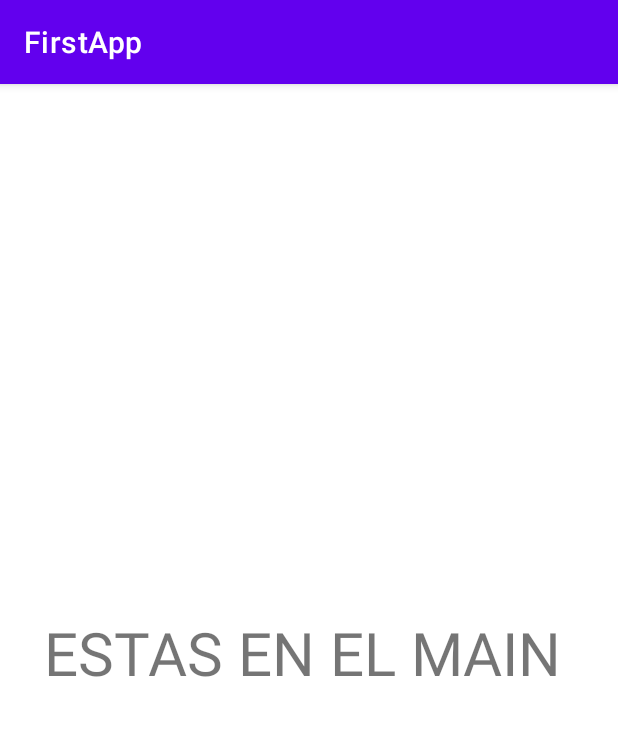
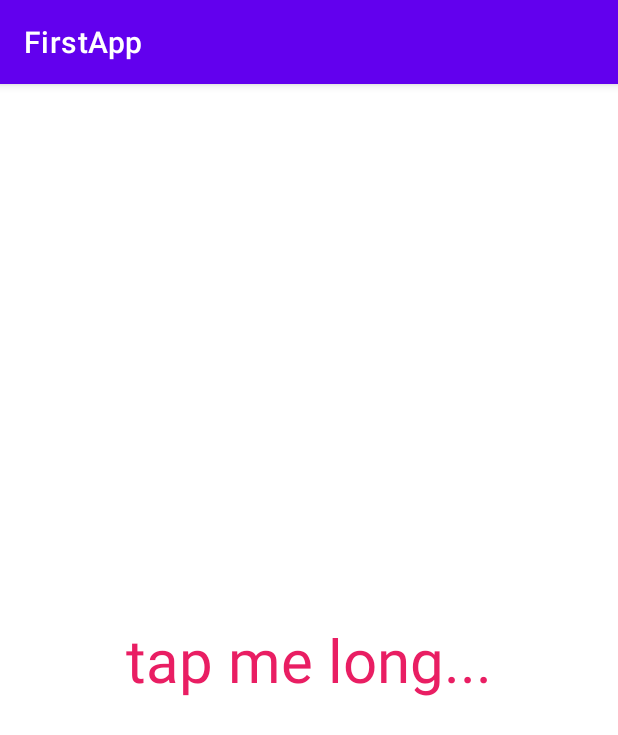
Before and after one commit to asier97am/InterfacesDesign, an Android app: the MainActivity screen opened directly, with no data from a screen before it, on a phone screen of 412 x 824 dp. Shown: the top 735 px of the screen. Run offline under Robolectric (Android 15) with nearby library versions, the phone set to English and light mode, and no system bars.

Commit message:
Creando menu contextual al pulsar en un text view sale un menu y al clickar nos saca un mensaje

```diff
--- a/app/src/main/AndroidManifest.xml
+++ b/app/src/main/AndroidManifest.xml
@@ -32,7 +32,6 @@
         </activity>
 
 
-
     </application>
 
 </manifest>
--- a/app/src/main/res/layout/activity_main.xml
+++ b/app/src/main/res/layout/activity_main.xml
@@ -7,11 +7,12 @@
     tools:context=".MainActivity">
 
     <TextView
-        android:id="@+id/textVieww"
+        android:id="@+id/textTap"
         android:layout_width="353dp"
         android:layout_height="64dp"
-        android:backgroundTint="@color/black"
-        android:text="ESTAS EN EL MAIN"
+        android:gravity="center"
+        android:textColor="@color/fucsia"
+        android:text="tap me long..."
         android:textSize="40sp"
         app:layout_constraintBottom_toBottomOf="parent"
         app:layout_constraintEnd_toEndOf="parent"
--- /dev/null
+++ b/app/src/main/res/menu/menu_context.xml
@@ -0,0 +1,19 @@
+<?xml version="1.0" encoding="utf-8"?>
+<menu xmlns:android="http://schemas.android.com/apk/res/android"
+    xmlns:app="http://schemas.android.com/apk/res-auto">
+
+
+
+    <item
+        android:id="@+id/item1"
+        android:title="Copy"
+        app:showAsAction="ifRoom|withText">
+        <!-- tambien añadir "never" para collapsar los datos y almacenarlos -->
+    </item>
+    <item
+        android:id="@+id/item2"
+        android:title="Download"
+        app:showAsAction="ifRoom|withText">
+    </item>
+
+</menu>
```
Also changed, not shown: app/src/main/java/com/asier/aranda/diseointerfaces/MainActivity.java (+35 -0 lines).
